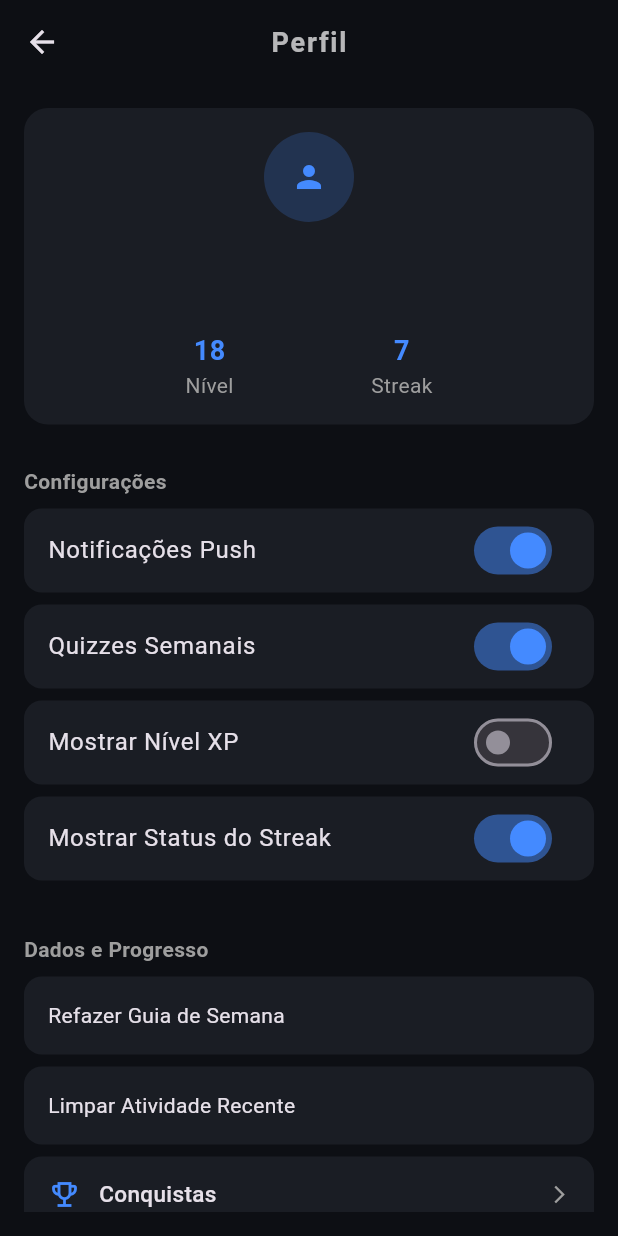
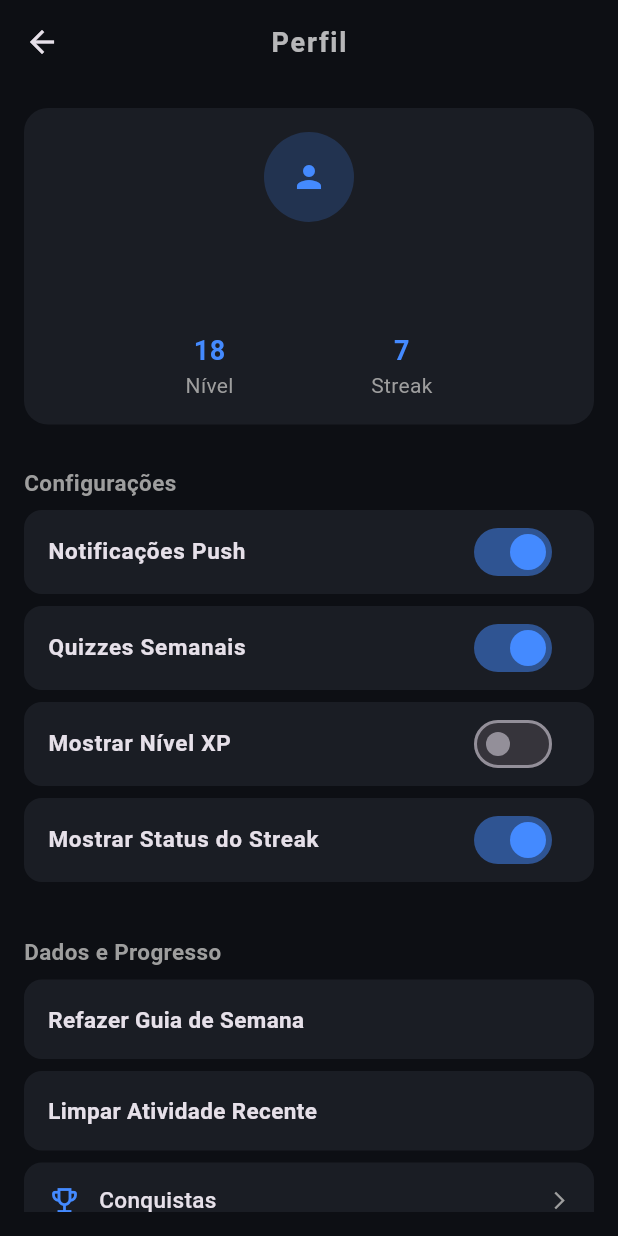
Before and after one commit to Lugon-rgb/Vita, a Flutter app: the ProfileScreen screen opened by its route, on a phone screen of 412 x 824 dp. Run offline on Flutter 3.47's test engine with Material 3 defaults, Android fonts, the phone set to English and light mode, and no system bars; our stand-ins replace cloud_firestore, firebase_auth, firebase_core, fl_chart, image_picker; accounts and stored records are empty.

Commit message:
padronizacao de tamanho e fonte dos textos

```diff
--- a/lib/pages/tela_usuario.dart
+++ b/lib/pages/tela_usuario.dart
@@ -121,7 +121,9 @@ class _ProfileScreenState extends State<ProfileScreen> {
     );
   }
 
-  Widget _buildNavigationCard({ // widget dos cards que vao navegar p conquistas e titulos, recebe como parametro o titulo do card, icone e oq acontece quando clica
+  Widget _buildNavigationCard({
+  // widget dos cards que vao navegar p conquistas e titulos, recebe como parametro o titulo do card, icone e oq acontece quando clica
+  // pode ser usado futuramente para outros cards que navegam pra outras telas, só passar o titulo, icone e o onTap desejado
   required String title,
   required IconData icon,
   required VoidCallback onTap,
@@ -137,8 +139,10 @@ class _ProfileScreenState extends State<ProfileScreen> {
       ),
       child: Row(
         children: [
-          Icon(icon, color: Colors.blueAccent, size: 22),
+          Icon(icon, color: const Color.fromARGB(255, 68, 138, 255), size: 22),
+
           const SizedBox(width: 12),
+
           Expanded(
             child: Text(
               title,
@@ -210,7 +214,7 @@ class _ProfileScreenState extends State<ProfileScreen> {
         title,
         style: const TextStyle(
           color: Colors.grey,
-          fontSize: 14,
+          fontSize: 15,
           fontWeight: FontWeight.w600,
         ),
       ),
@@ -236,7 +240,10 @@ class _ProfileScreenState extends State<ProfileScreen> {
               switchStates[title] = newValue;
             });
           },
-          title: Text(title),
+          title: Text(title, style: const TextStyle(
+          fontSize: 15,
+          fontWeight: FontWeight.w600),
+          ),
           activeThumbColor: Colors.blueAccent,
         ),
       ),
@@ -254,7 +261,10 @@ class _ProfileScreenState extends State<ProfileScreen> {
         color: const Color(0xFF1A1D24),
         borderRadius: BorderRadius.circular(12),
       ),
-      child: Text(title),
+      child: Text(title, style: const TextStyle(
+          fontSize: 15,
+          fontWeight: FontWeight.w600),
+      ),
     );
   }
 
@@ -279,10 +289,11 @@ class _ProfileScreenState extends State<ProfileScreen> {
         child: const Center(
           child: Text(
             "Sair da Conta",
-            style: TextStyle(color: Colors.redAccent),
+            style: TextStyle(color: Colors.redAccent, fontSize: 15,
+          fontWeight: FontWeight.w600),
+          ),
           ),
         ),
-      ),
     );
   }
 }
```
